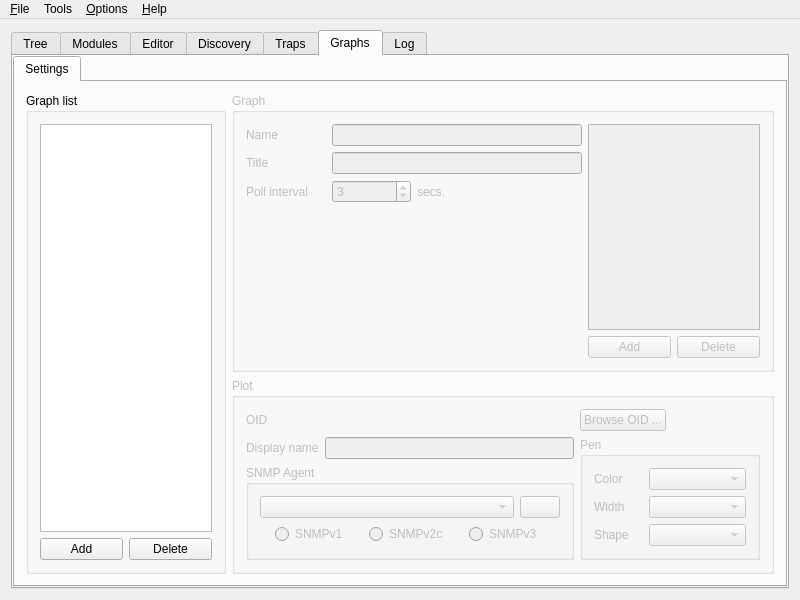
This is app/mainw.ui in verrio/snmpb as Qt 5 draws it before an edit. The edited form follows.
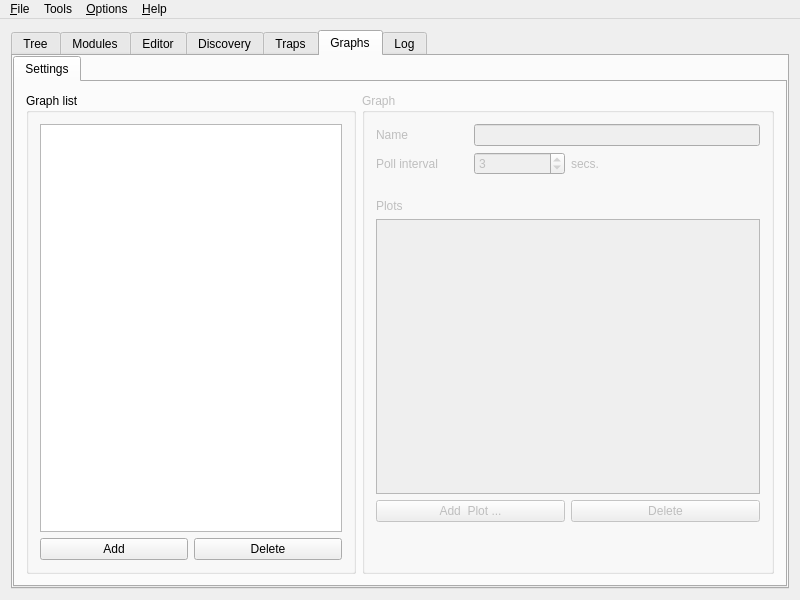
This is the edited form. The open tabs and pages were chosen to show the change. Icons and pictures are not drawn. Custom widgets are drawn as their Qt base class.

Commit message: New Graph tab layout - WIP

Patch:
```diff
--- a/app/mainw.ui
+++ b/app/mainw.ui
@@ -1214,7 +1214,7 @@
            </attribute>
            <layout class="QGridLayout">
             <item row="0" column="0">
-             <widget class="QGroupBox">
+             <widget class="QGroupBox" name="groupBox">
               <property name="title">
                <string>Graph list</string>
               </property>
@@ -1255,12 +1255,8 @@
                 <property name="title">
                  <string>Graph</string>
                 </property>
-                <layout class="QGridLayout">
-                 <item row="0" column="0">
-                  <layout class="QGridLayout">
-                   <item row="0" column="0">
-                    <layout class="QVBoxLayout">
-                     <item>
+                <layout class="QGridLayout" name="gridLayout">
+                 <item row="0" column="0" colspan="2">
                       <layout class="QGridLayout">
                        <item row="0" column="0">
                         <widget class="QLabel" name="GraphNameL">
@@ -1277,39 +1273,13 @@
                         </widget>
                        </item>
                        <item row="1" column="0">
-                        <widget class="QLabel" name="GraphTitleL">
-                         <property name="text">
-                          <string>Title</string>
-                         </property>
-                        </widget>
-                       </item>
-                       <item row="1" column="1" colspan="3">
-                        <widget class="QLineEdit" name="GraphTitle">
-                         <property name="sizePolicy">
-                          <sizepolicy hsizetype="MinimumExpanding" vsizetype="Fixed">
-                           <horstretch>0</horstretch>
-                           <verstretch>0</verstretch>
-                          </sizepolicy>
-                         </property>
-                         <property name="minimumSize">
-                          <size>
-                           <width>250</width>
-                           <height>0</height>
-                          </size>
-                         </property>
-                         <property name="text">
-                          <string/>
-                         </property>
-                        </widget>
-                       </item>
-                       <item row="2" column="0">
                         <widget class="QLabel" name="GraphPollIntervalL">
                          <property name="text">
                           <string>Poll interval</string>
                          </property>
                         </widget>
                        </item>
-                       <item row="2" column="1">
+                   <item row="1" column="1">
                         <widget class="QSpinBox" name="GraphPollInterval">
                          <property name="minimum">
                           <number>1</number>
@@ -1322,14 +1292,14 @@
                          </property>
                         </widget>
                        </item>
-                       <item row="2" column="2">
+                   <item row="1" column="2">
                         <widget class="QLabel" name="GraphPollIntervalL2">
                          <property name="text">
                           <string>secs.</string>
                          </property>
                         </widget>
                        </item>
-                       <item row="2" column="3">
+                   <item row="1" column="3">
                         <spacer>
                          <property name="orientation">
                           <enum>Qt::Horizontal</enum>
@@ -1347,244 +1317,61 @@
                        </item>
                       </layout>
                      </item>
-                     <item>
+                 <item row="1" column="0" colspan="2">
                       <spacer>
                        <property name="orientation">
                         <enum>Qt::Vertical</enum>
                        </property>
+                   <property name="sizeType">
+                    <enum>QSizePolicy::Fixed</enum>
+                   </property>
                        <property name="sizeHint" stdset="0">
                         <size>
-                         <width>336</width>
-                         <height>30</height>
+                     <width>384</width>
+                     <height>18</height>
                         </size>
                        </property>
                       </spacer>
                      </item>
-                    </layout>
-                   </item>
-                   <item row="0" column="1" colspan="2">
+                 <item row="2" column="0">
+                  <widget class="QLabel" name="PlotL">
+                   <property name="text">
+                    <string>Plots</string>
+                   </property>
+                  </widget>
+                 </item>
+                 <item row="3" column="0" colspan="2">
                     <widget class="QListWidget" name="PlotList"/>
                    </item>
-                   <item row="1" column="1">
+                 <item row="4" column="0">
                     <widget class="QPushButton" name="PlotAdd">
                      <property name="text">
-                      <string>Add</string>
+                    <string>Add  Plot ...</string>
                      </property>
                     </widget>
                    </item>
-                   <item row="1" column="2">
+                 <item row="4" column="1">
                     <widget class="QPushButton" name="PlotDelete">
                      <property name="text">
                       <string>Delete</string>
                      </property>
                     </widget>
                    </item>
-                  </layout>
-                 </item>
-                </layout>
-               </widget>
-              </item>
-              <item>
-               <widget class="QGroupBox" name="Plot">
-                <property name="enabled">
-                 <bool>false</bool>
-                </property>
-                <property name="sizePolicy">
-                 <sizepolicy hsizetype="Preferred" vsizetype="Preferred">
-                  <horstretch>0</horstretch>
-                  <verstretch>0</verstretch>
-                 </sizepolicy>
-                </property>
-                <property name="title">
-                 <string>Plot</string>
-                </property>
-                <layout class="QGridLayout">
-                 <item row="0" column="0">
-                  <widget class="QLabel" name="PlotObjectL">
-                   <property name="text">
-                    <string>OID</string>
-                   </property>
-                  </widget>
-                 </item>
-                 <item row="0" column="1">
-                  <widget class="QLabel" name="PlotObject">
-                   <property name="sizePolicy">
-                    <sizepolicy hsizetype="Expanding" vsizetype="Preferred">
-                     <horstretch>0</horstretch>
-                     <verstretch>0</verstretch>
-                    </sizepolicy>
-                   </property>
-                   <property name="text">
-                    <string/>
-                   </property>
-                  </widget>
-                 </item>
-                 <item row="0" column="2">
-                  <widget class="QPushButton" name="PlotBrowseOID">
-                   <property name="sizePolicy">
-                    <sizepolicy hsizetype="Fixed" vsizetype="Fixed">
-                     <horstretch>0</horstretch>
-                     <verstretch>0</verstretch>
-                    </sizepolicy>
-                   </property>
-                   <property name="text">
-                    <string>Browse OID ...</string>
-                   </property>
-                  </widget>
-                 </item>
-                 <item row="1" column="0">
-                  <widget class="QLabel" name="PlotDisplayNameL">
-                   <property name="text">
-                    <string>Display name</string>
-                   </property>
-                  </widget>
-                 </item>
-                 <item row="1" column="1">
-                  <widget class="QLineEdit" name="PlotDisplayName"/>
-                 </item>
-                 <item row="1" column="2" rowspan="2">
-                  <widget class="QGroupBox">
-                   <property name="sizePolicy">
-                    <sizepolicy hsizetype="Minimum" vsizetype="Preferred">
-                     <horstretch>0</horstretch>
-                     <verstretch>0</verstretch>
-                    </sizepolicy>
-                   </property>
-                   <property name="minimumSize">
+                 <item row="5" column="0" colspan="2">
+                  <spacer name="spacer">
+                   <property name="orientation">
+                    <enum>Qt::Vertical</enum>
+                   </property>
+                   <property name="sizeType">
+                    <enum>QSizePolicy::Fixed</enum>
+                   </property>
+                   <property name="sizeHint" stdset="0">
                     <size>
-                     <width>180</width>
-                     <height>0</height>
+                     <width>384</width>
+                     <height>38</height>
                     </size>
                    </property>
-                   <property name="title">
-                    <string>Pen</string>
-                   </property>
-                   <layout class="QGridLayout">
-                    <item row="0" column="0">
-                     <widget class="QLabel" name="PlotColorL">
-                      <property name="text">
-                       <string>Color</string>
-                      </property>
-                     </widget>
-                    </item>
-                    <item row="0" column="1" colspan="2">
-                     <widget class="QColorComboBox" name="PlotColor"/>
-                    </item>
-                    <item row="1" column="0">
-                     <widget class="QLabel" name="PlotWidthL">
-                      <property name="text">
-                       <string>Width</string>
-                      </property>
-                     </widget>
-                    </item>
-                    <item row="1" column="1" colspan="2">
-                     <widget class="QPenWidthComboBox" name="PlotWidth"/>
-                    </item>
-                    <item row="2" column="0">
-                     <widget class="QLabel" name="PlotShapeL">
-                      <property name="text">
-                       <string>Shape</string>
-                      </property>
-                     </widget>
-                    </item>
-                    <item row="2" column="1" colspan="2">
-                     <widget class="QPenStyleComboBox" name="PlotShape">
-                      <property name="sizePolicy">
-                       <sizepolicy hsizetype="Preferred" vsizetype="Fixed">
-                        <horstretch>0</horstretch>
-                        <verstretch>0</verstretch>
-                       </sizepolicy>
-                      </property>
-                     </widget>
-                    </item>
-                   </layout>
-                  </widget>
-                 </item>
-                 <item row="2" column="0" colspan="2">
-                  <widget class="QGroupBox" name="PlotAgentProperties">
-                   <property name="title">
-                    <string>SNMP Agent</string>
-                   </property>
-                   <layout class="QVBoxLayout">
-                    <item>
-                     <layout class="QHBoxLayout">
-                      <item>
-                       <widget class="QComboBox" name="PlotAgentProfile">
-                        <property name="sizePolicy">
-                         <sizepolicy hsizetype="Expanding" vsizetype="Fixed">
-                          <horstretch>0</horstretch>
-                          <verstretch>0</verstretch>
-                         </sizepolicy>
-                        </property>
-                       </widget>
-                      </item>
-                      <item>
-                       <widget class="QPushButton" name="PlotAgentSettings">
-                        <property name="sizePolicy">
-                         <sizepolicy hsizetype="Fixed" vsizetype="Fixed">
-                          <horstretch>0</horstretch>
-                          <verstretch>0</verstretch>
-                         </sizepolicy>
-                        </property>
-                        <property name="text">
-                         <string/>
-                        </property>
-                        <property name="icon">
-                         <iconset resource="snmpb.qrc">
-                          <normaloff>:/images/agentsettings.png</normaloff>:/images/agentsettings.png</iconset>
-                        </property>
-                       </widget>
-                      </item>
-                     </layout>
-                    </item>
-                    <item>
-                     <layout class="QHBoxLayout">
-                      <item>
-                       <widget class="QRadioButton" name="PlotAgentProtoV1">
-                        <property name="sizePolicy">
-                         <sizepolicy hsizetype="Fixed" vsizetype="Fixed">
-                          <horstretch>0</horstretch>
-                          <verstretch>0</verstretch>
-                         </sizepolicy>
-                        </property>
-                        <property name="text">
-                         <string>SNMPv1</string>
-                        </property>
-                        <property name="autoRepeat">
-                         <bool>false</bool>
-                        </property>
-                       </widget>
-                      </item>
-                      <item>
-                       <widget class="QRadioButton" name="PlotAgentProtoV2">
-                        <property name="sizePolicy">
-                         <sizepolicy hsizetype="Fixed" vsizetype="Fixed">
-                          <horstretch>0</horstretch>
-                          <verstretch>0</verstretch>
-                         </sizepolicy>
-                        </property>
-                        <property name="text">
-                         <string>SNMPv2c</string>
-                        </property>
-                       </widget>
-                      </item>
-                      <item>
-                       <widget class="QRadioButton" name="PlotAgentProtoV3">
-                        <property name="sizePolicy">
-                         <sizepolicy hsizetype="Fixed" vsizetype="Fixed">
-                          <horstretch>0</horstretch>
-                          <verstretch>0</verstretch>
-                         </sizepolicy>
-                        </property>
-                        <property name="text">
-                         <string>SNMPv3</string>
-                        </property>
-                       </widget>
-                      </item>
-                     </layout>
-                    </item>
-                   </layout>
-                  </widget>
+                  </spacer>
                  </item>
                 </layout>
                </widget>
@@ -1959,18 +1746,6 @@
  </widget>
  <layoutdefault spacing="6" margin="11"/>
  <customwidgets>
-  <customwidget>
-   <class>QPenStyleComboBox</class>
-   <extends>QComboBox</extends>
-   <header>comboboxes.h</header>
-    <container>1</container>
-  </customwidget>
-  <customwidget>
-   <class>BasicMibView</class>
-   <extends>QWidget</extends>
-   <header>mibview.h</header> 
-   <container>1</container>
-  </customwidget>
   <customwidget>
    <class>MibView</class>
    <extends>QWidget</extends>
@@ -1983,18 +1758,6 @@
    <header>markerwidget.h</header>
    <container>1</container>
   </customwidget>
-  <customwidget>
-   <class>QColorComboBox</class>
-   <extends>QComboBox</extends>
-   <header>comboboxes.h</header>
-   <container>1</container>
-  </customwidget>
-  <customwidget>
-   <class>QPenWidthComboBox</class>
-   <extends>QComboBox</extends>
-   <header>comboboxes.h</header>
-   <container>1</container>
-  </customwidget>
   <customwidget>
    <class>MibTextEdit</class>
    <extends>QTextEdit</extends>
```
Left out of the diff: 15 changed lines with no effect on the pictures. Lines whose indentation alone changed are shown as unchanged. The commit also changes 9 other files.
